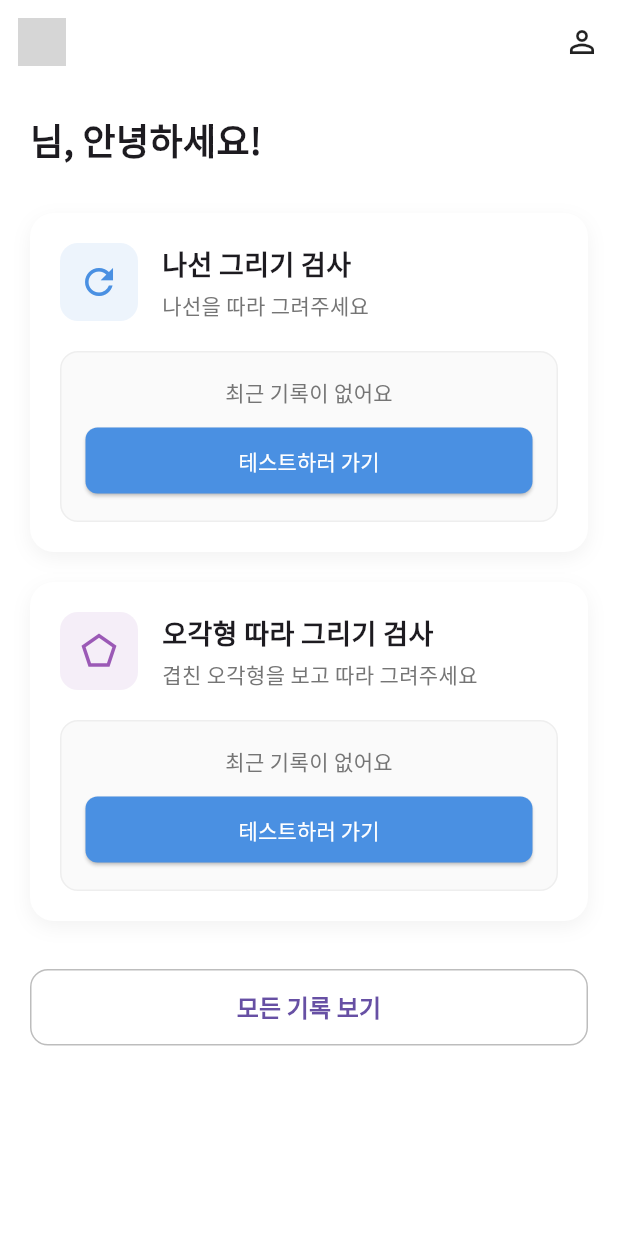
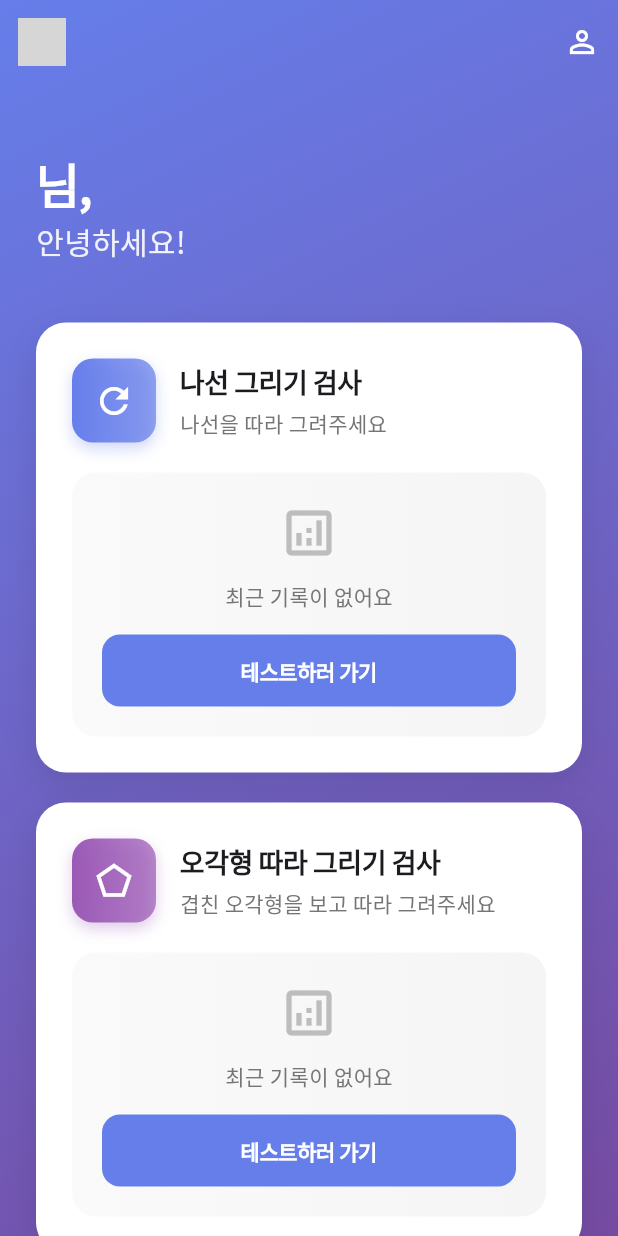
Before and after one commit to naim-kim/tremor_test_FE, a Flutter app: the HomeScreen screen opened directly, on a phone screen of 412 x 824 dp. Run offline on Flutter 3.47's test engine with Material 3 defaults, Android fonts, the phone set to English and light mode, and no system bars; our stand-ins replace flutter_dotenv, hive, hive_flutter, shared_preferences; missing offline and left inert: scidart; accounts and stored records are empty; grey boxes are pictures that could not be loaded.

Commit message:
chore: match home screen UI to theme

```diff
--- a/lib/screens/home_screen.dart
+++ b/lib/screens/home_screen.dart
@@ -12,23 +12,34 @@ import 'all_results_screen.dart';
 class HomeScreen extends StatelessWidget {
   const HomeScreen({super.key});
 
+  // Design Constants
+  static const _gradientColors = [Color(0xFF667eea), Color(0xFF764ba2)];
+  static const _primaryColor = Color(0xFF667eea);
+  static const _secondaryColor = Color(0xFF9B59B6);
+
   @override
   Widget build(BuildContext context) {
     final userProvider = Provider.of<UserProvider>(context);
     final testProvider = Provider.of<TestProvider>(context);
 
     return Scaffold(
+      extendBodyBehindAppBar: true,
       appBar: AppBar(
+        backgroundColor: Colors.transparent,
+        elevation: 0,
         leading: Padding(
           padding: const EdgeInsets.all(12.0),
           child: Image.asset(
             'assets/images/logo.png',
-            errorBuilder: (_, __, ___) => const Icon(Icons.assessment),
+            errorBuilder: (_, __, ___) => const Icon(
+              Icons.assessment,
+              color: Colors.white,
+            ),
           ),
         ),
         actions: [
           IconButton(
-            icon: const Icon(Icons.person_outline),
+            icon: const Icon(Icons.person_outline, color: Colors.white),
             onPressed: () {
               Navigator.push(
                 context,
@@ -38,28 +49,49 @@ class HomeScreen extends StatelessWidget {
           ),
         ],
       ),
-      body: SingleChildScrollView(
+      body: Container(
+        decoration: const BoxDecoration(
+          gradient: LinearGradient(
+            begin: Alignment.topLeft,
+            end: Alignment.bottomRight,
+            colors: _gradientColors,
+          ),
+        ),
+        child: SafeArea(
+          child: SingleChildScrollView(
             child: Padding(
-          padding: const EdgeInsets.all(20.0),
+              padding: const EdgeInsets.all(24.0),
               child: Column(
                 crossAxisAlignment: CrossAxisAlignment.start,
                 children: [
+                  const SizedBox(height: 20),
+
                   // Greeting
                   Text(
-                '${userProvider.userName}님, 안녕하세요!',
+                    '${userProvider.userName}님,',
                     style: const TextStyle(
-                  fontSize: 24,
+                      fontSize: 32,
                       fontWeight: FontWeight.bold,
+                      color: Colors.white,
+                      letterSpacing: -0.5,
                     ),
                   ),
-              const SizedBox(height: 32),
+                  Text(
+                    '안녕하세요!',
+                    style: TextStyle(
+                      fontSize: 20,
+                      fontWeight: FontWeight.w400,
+                      color: Colors.white.withOpacity(0.9),
+                    ),
+                  ),
+                  const SizedBox(height: 40),
 
                   // Spiral Test Card
                   _TestCard(
                     title: '나선 그리기 검사',
                     description: '나선을 따라 그려주세요',
                     icon: Icons.refresh,
-                color: const Color(0xFF4A90E2),
+                    color: _primaryColor,
                     lastResult: testProvider.getLatestResult(TestType.spiral),
                     onTestPressed: () {
                       Navigator.push(
@@ -85,7 +117,7 @@ class HomeScreen extends StatelessWidget {
                     title: '오각형 따라 그리기 검사',
                     description: '겹친 오각형을 보고 따라 그려주세요',
                     icon: Icons.pentagon_outlined,
-                color: const Color(0xFF9B59B6),
+                    color: _secondaryColor,
                     lastResult: testProvider.getLatestResult(TestType.pentagon),
                     onTestPressed: () {
                       Navigator.push(
@@ -109,8 +141,22 @@ class HomeScreen extends StatelessWidget {
                   // All results button
                   SizedBox(
                     width: double.infinity,
-                child: OutlinedButton(
-                  onPressed: () {
+                    child: Container(
+                      decoration: BoxDecoration(
+                        color: Colors.white,
+                        borderRadius: BorderRadius.circular(16),
+                        boxShadow: [
+                          BoxShadow(
+                            color: Colors.black.withOpacity(0.15),
+                            blurRadius: 15,
+                            offset: const Offset(0, 8),
+                          ),
+                        ],
+                      ),
+                      child: Material(
+                        color: Colors.transparent,
+                        child: InkWell(
+                          onTap: () {
                             Navigator.push(
                               context,
                               MaterialPageRoute(
@@ -118,23 +164,38 @@ class HomeScreen extends StatelessWidget {
                               ),
                             );
                           },
-                  style: OutlinedButton.styleFrom(
-                    padding: const EdgeInsets.symmetric(vertical: 14),
-                    side: BorderSide(color: Colors.grey.shade400),
-                    shape: RoundedRectangleBorder(
-                      borderRadius: BorderRadius.circular(12),
+                          borderRadius: BorderRadius.circular(16),
+                          child: Padding(
+                            padding: const EdgeInsets.symmetric(vertical: 16),
+                            child: Row(
+                              mainAxisAlignment: MainAxisAlignment.center,
+                              children: [
+                                Icon(
+                                  Icons.history_rounded,
+                                  color: _primaryColor,
+                                  size: 24,
                                 ),
-                  ),
-                  child: const Text(
+                                const SizedBox(width: 8),
+                                const Text(
                                   '모든 기록 보기',
                                   style: TextStyle(
                                     fontSize: 16,
                                     fontWeight: FontWeight.w600,
+                                    color: _primaryColor,
+                                    letterSpacing: -0.3,
+                                  ),
+                                ),
+                              ],
                             ),
                           ),
                         ),
                       ),
+                    ),
+                  ),
+                  const SizedBox(height: 20),
                 ],
+              ),
+            ),
           ),
         ),
       ),
@@ -166,29 +227,41 @@ class _TestCard extends StatelessWidget {
     return Container(
       decoration: BoxDecoration(
         color: Colors.white,
-        borderRadius: BorderRadius.circular(16),
+        borderRadius: BorderRadius.circular(20),
         boxShadow: [
           BoxShadow(
-            color: Colors.black.withOpacity(0.05),
-            blurRadius: 10,
-            offset: const Offset(0, 4),
+            color: Colors.black.withOpacity(0.1),
+            blurRadius: 20,
+            offset: const Offset(0, 8),
           ),
         ],
       ),
       child: Padding(
-        padding: const EdgeInsets.all(20.0),
+        padding: const EdgeInsets.all(24.0),
         child: Column(
           crossAxisAlignment: CrossAxisAlignment.start,
           children: [
             Row(
               children: [
                 Container(
-                  padding: const EdgeInsets.all(12),
+                  padding: const EdgeInsets.all(14),
                   decoration: BoxDecoration(
-                    color: color.withOpacity(0.1),
-                    borderRadius: BorderRadius.circular(12),
+                    gradient: LinearGradient(
+                      colors: [
+                        color,
+                        color.withOpacity(0.7),
+                      ],
                     ),
-                  child: Icon(icon, color: color, size: 28),
+                    borderRadius: BorderRadius.circular(14),
+                    boxShadow: [
+                      BoxShadow(
+                        color: color.withOpacity(0.3),
+                        blurRadius: 8,
+                        offset: const Offset(0, 4),
+                      ),
+                    ],
+                  ),
+                  child: Icon(icon, color: Colors.white, size: 28),
                 ),
                 const SizedBox(width: 16),
                 Expanded(
@@ -200,6 +273,7 @@ class _TestCard extends StatelessWidget {
                         style: const TextStyle(
                           fontSize: 18,
                           fontWeight: FontWeight.bold,
+                          letterSpacing: -0.3,
                         ),
                       ),
                       const SizedBox(height: 4),
@@ -223,6 +297,7 @@ class _TestCard extends StatelessWidget {
             else
               _LastResultWidget(
                 result: lastResult!,
+                color: color,
                 onTestPressed: onTestPressed,
                 onResultPressed: () => onResultPressed(lastResult!),
               ),
@@ -241,35 +316,53 @@ class _NoResultWidget extends StatelessWidget {
   @override
   Widget build(BuildContext context) {
     return Container(
-      padding: const EdgeInsets.all(16),
+      padding: const EdgeInsets.all(20),
       decoration: BoxDecoration(
-        color: Colors.grey[50],
-        borderRadius: BorderRadius.circular(12),
-        border: Border.all(color: Colors.grey[200]!),
+        gradient: LinearGradient(
+          colors: [
+            Colors.grey[50]!,
+            Colors.grey[100]!,
+          ],
+        ),
+        borderRadius: BorderRadius.circular(16),
       ),
       child: Column(
         children: [
+          Icon(
+            Icons.analytics_outlined,
+            size: 40,
+            color: Colors.grey[400],
+          ),
+          const SizedBox(height: 12),
           Text(
             '최근 기록이 없어요',
             style: TextStyle(
               fontSize: 14,
               color: Colors.grey[600],
+              fontWeight: FontWeight.w500,
             ),
           ),
-          const SizedBox(height: 12),
+          const SizedBox(height: 16),
           SizedBox(
             width: double.infinity,
             child: ElevatedButton(
               onPressed: onPressed,
               style: ElevatedButton.styleFrom(
-                backgroundColor: const Color(0xFF4A90E2),
+                backgroundColor: const Color(0xFF667eea),
                 foregroundColor: Colors.white,
-                padding: const EdgeInsets.symmetric(vertical: 12),
+                padding: const EdgeInsets.symmetric(vertical: 14),
+                elevation: 0,
                 shape: RoundedRectangleBorder(
-                  borderRadius: BorderRadius.circular(8),
+                  borderRadius: BorderRadius.circular(12),
                 ),
               ),
-              child: const Text('테스트하러 가기'),
+              child: const Text(
+                '테스트하러 가기',
+                style: TextStyle(
+                  fontWeight: FontWeight.w600,
+                  letterSpacing: -0.3,
+                ),
+              ),
             ),
           ),
         ],
@@ -280,11 +373,13 @@ class _NoResultWidget extends StatelessWidget {
 
 class _LastResultWidget extends StatelessWidget {
   final TestResult result;
+  final Color color;
   final VoidCallback onTestPressed;
   final VoidCallback onResultPressed;
 
   const _LastResultWidget({
     required this.result,
+    required this.color,
     required this.onTestPressed,
     required this.onResultPressed,
   });
@@ -292,11 +387,21 @@ class _LastResultWidget extends StatelessWidget {
   @override
   Widget build(BuildContext context) {
     return Container(
-      padding: const EdgeInsets.all(16),
+      padding: const EdgeInsets.all(20),
       decoration: BoxDecoration(
-        color: Colors.grey[50],
-        borderRadius: BorderRadius.circular(12),
-        border: Border.all(color: Colors.grey[200]!),
+        gradient: LinearGradient(
+          begin: Alignment.topLeft,
+          end: Alignment.bottomRight,
+          colors: [
+            color.withOpacity(0.1),
+            color.withOpacity(0.05),
+          ],
+        ),
+        borderRadius: BorderRadius.circular(16),
+        border: Border.all(
+          color: color.withOpacity(0.2),
+          width: 1.5,
+        ),
       ),
       child: Column(
         children: [
@@ -306,63 +411,97 @@ class _LastResultWidget extends StatelessWidget {
               Column(
                 crossAxisAlignment: CrossAxisAlignment.start,
                 children: [
-                  const Text(
+                  Text(
                     '최근 검사 결과',
                     style: TextStyle(
                       fontSize: 12,
-                      color: Colors.grey,
+                      color: Colors.grey[600],
+                      fontWeight: FontWeight.w500,
                     ),
                   ),
-                  const SizedBox(height: 4),
+                  const SizedBox(height: 6),
                   Text(
                     result.resultCategory,
                     style: const TextStyle(
-                      fontSize: 16,
+                      fontSize: 18,
                       fontWeight: FontWeight.bold,
+                      letterSpacing: -0.3,
                     ),
                   ),
                 ],
               ),
-              Text(
+              Container(
+                padding: const EdgeInsets.symmetric(
+                  horizontal: 16,
+                  vertical: 8,
+                ),
+                decoration: BoxDecoration(
+                  gradient: LinearGradient(
+                    colors: [color, color.withOpacity(0.8)],
+                  ),
+                  borderRadius: BorderRadius.circular(12),
+                  boxShadow: [
+                    BoxShadow(
+                      color: color.withOpacity(0.3),
+                      blurRadius: 8,
+                      offset: const Offset(0, 4),
+                    ),
+                  ],
+                ),
+                child: Text(
                   '${result.overallScore.toStringAsFixed(0)}점',
                   style: const TextStyle(
-                  fontSize: 24,
+                    fontSize: 20,
                     fontWeight: FontWeight.bold,
-                  color: Color(0xFF4A90E2),
+                    color: Colors.white,
+                  ),
                 ),
               ),
             ],
           ),
-          const SizedBox(height: 12),
+          const SizedBox(height: 16),
           Row(
             children: [
               Expanded(
                 child: OutlinedButton(
                   onPressed: onResultPressed,
                   style: OutlinedButton.styleFrom(
-                    side: const BorderSide(color: Color(0xFF4A90E2)),
-                    foregroundColor: const Color(0xFF4A90E2),
-                    padding: const EdgeInsets.symmetric(vertical: 12),
+                    side: BorderSide(color: color, width: 1.5),
+                    foregroundColor: color,
+                    padding: const EdgeInsets.symmetric(vertical: 14),
                     shape: RoundedRectangleBorder(
-                      borderRadius: BorderRadius.circular(8),
+                      borderRadius: BorderRadius.circular(12),
                     ),
                   ),
-                  child: const Text('결과 보기'),
+                  child: const Text(
+                    '결과 보기',
+                    style: TextStyle(
+                      fontWeight: FontWeight.w600,
+                      letterSpacing: -0.3,
                     ),
                   ),
-              const SizedBox(width: 8),
+                ),
+              ),
+              const SizedBox(width: 10),
               Expanded(
                 child: ElevatedButton(
                   onPressed: onTestPressed,
                   style: ElevatedButton.styleFrom(
-                    backgroundColor: const Color(0xFF4A90E2),
+                    backgroundColor: color,
                     foregroundColor: Colors.white,
-                    padding: const EdgeInsets.symmetric(vertical: 12),
+                    padding: const EdgeInsets.symmetric(vertical: 14),
+                    elevation: 0,
                     shape: RoundedRectangleBorder(
-                      borderRadius: BorderRadius.circular(8),
+                      borderRadius: BorderRadius.circular(12),
                     ),
                   ),
-                  child: const Text('다시 검사'),
+                  child: const Text(
+                    '다시 검사',
+                    style: TextStyle(
+                      fontWeight: FontWeight.w600,
+                      letterSpacing: -0.3,
+                    ),
+                  ),
                 ),
               ),
             ],
```
Lines whose indentation alone changed are shown as unchanged.
